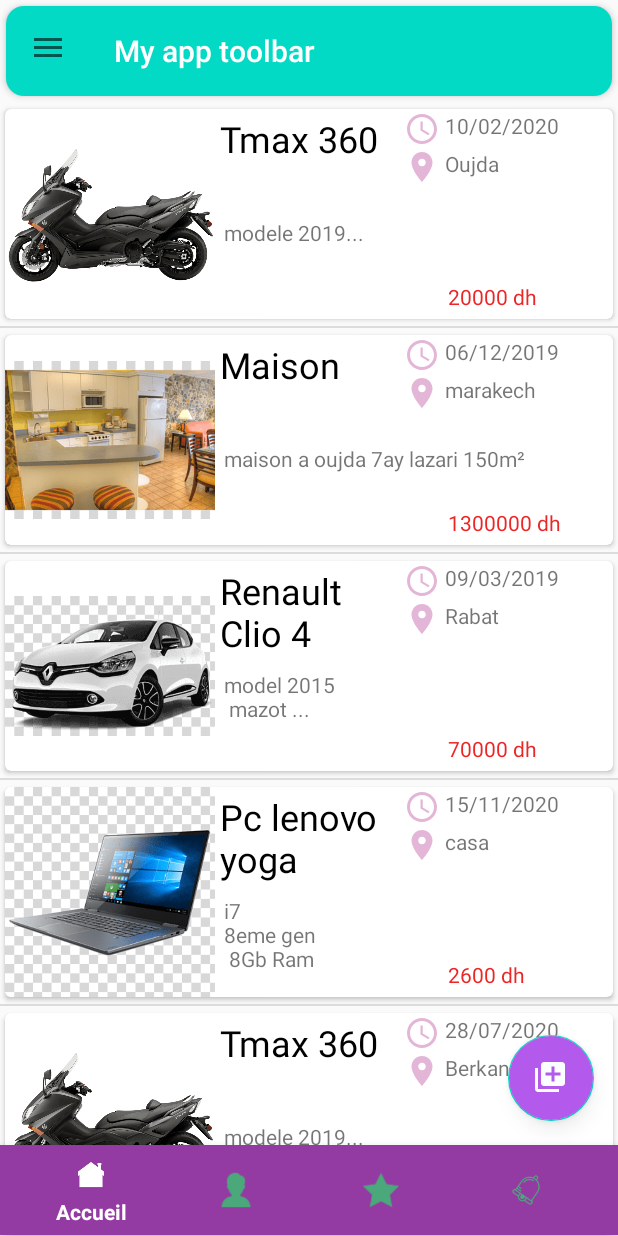
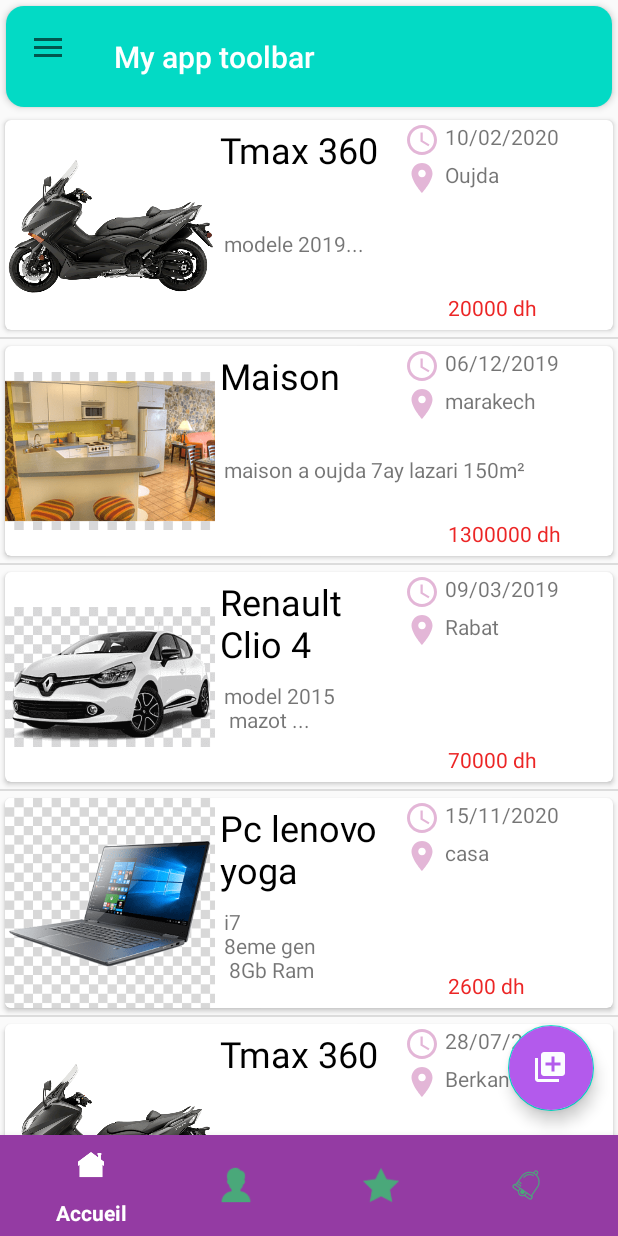
Before and after one commit to AbdessamadAouissi/PFE_Android, an Android app: the screen it shows after launch (MainActivity), on a phone screen of 412 x 824 dp. Run offline under Robolectric (Android 15) with nearby library versions, the phone set to English and light mode, and no system bars; Roboto replaces fonts that are not available here.

Commit message:
initial commit

```diff
--- a/app/src/main/res/layout/app_bar.xml
+++ b/app/src/main/res/layout/app_bar.xml
@@ -15,7 +15,7 @@
         android:background="@drawable/tool_bar_style"
         app:titleTextColor="#ffffff"
         android:layout_margin="4dp"
-        android:layout_weight="0.3"
+        android:layout_weight="1"
         />
 
 
@@ -30,7 +30,7 @@
         android:id="@+id/activity_main_bottom_navigation"
         android:layout_width="match_parent"
         android:layout_height="wrap_content"
-        android:layout_weight="0.3"
+        android:layout_weight="1"
         android:layout_alignParentBottom="true"
         android:layout_gravity="bottom"
         android:background="#943BA3"
```
